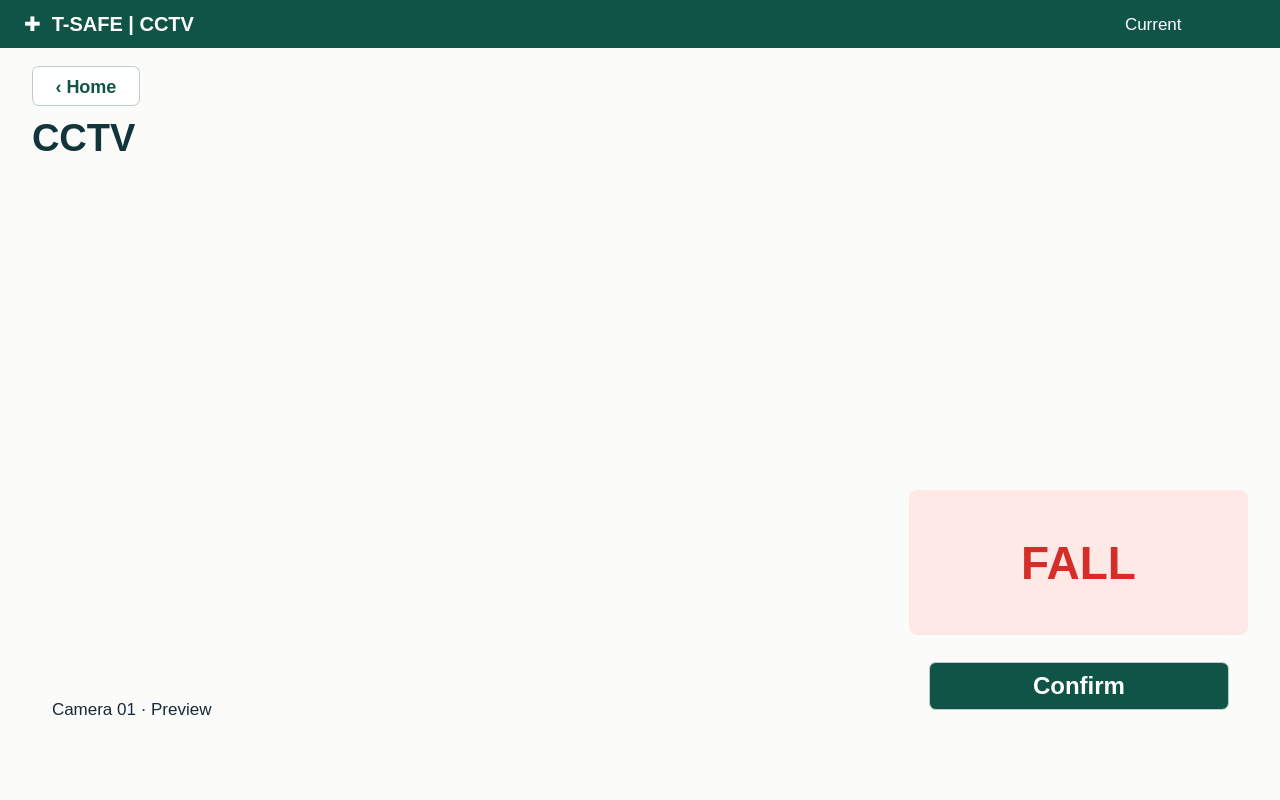
Old version of the form ui/gui/Current/ui/cctv.ui in the repository sesac-robotics/aiot_repo_1.
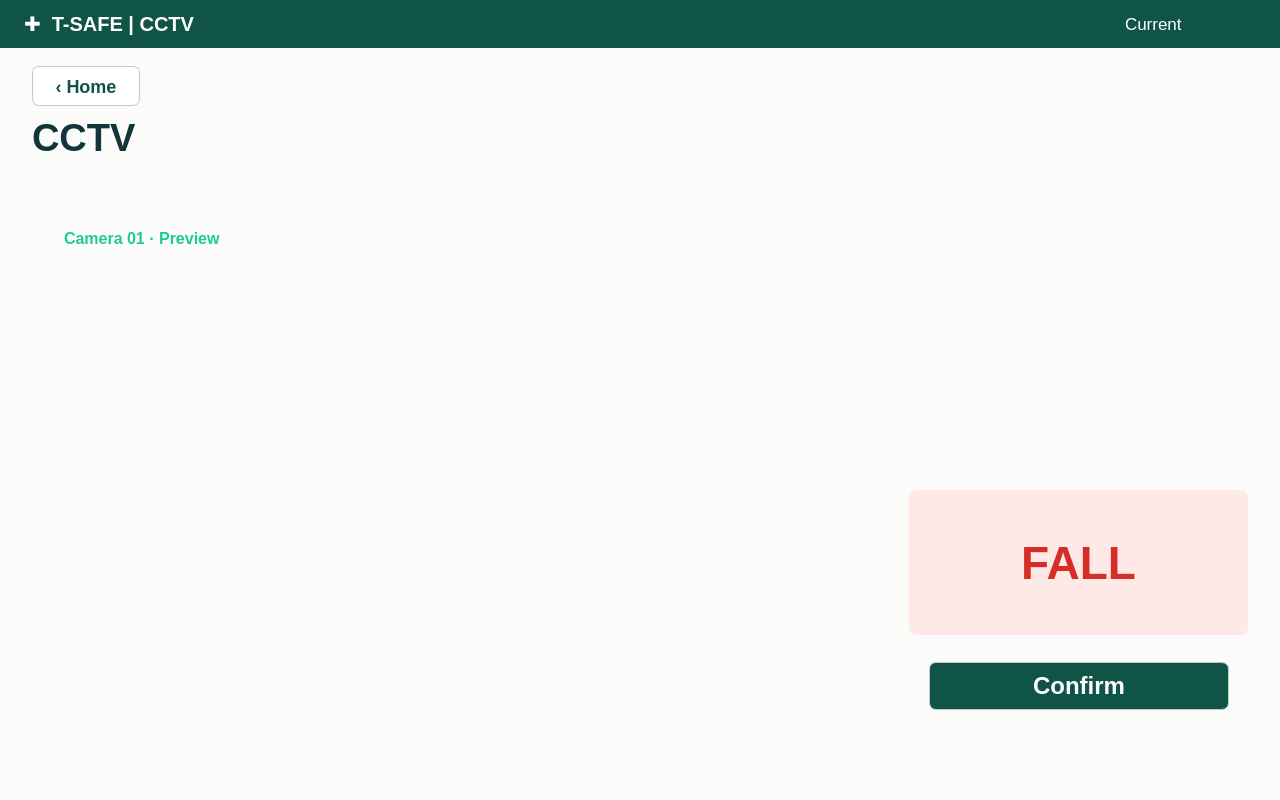
New version of the form. Icons and pictures are not drawn.

```diff
--- a/ui/gui/Current/ui/cctv.ui
+++ b/ui/gui/Current/ui/cctv.ui
@@ -109,7 +109,7 @@
           <x>48</x>
           <y>210</y>
           <width>823</width>
-          <height>465</height>
+          <height>532</height>
         </rect>
       </property>
       <property name="text">
@@ -125,10 +125,10 @@
     <widget class="QLabel" name="liveCaption">
       <property name="geometry">
         <rect>
-          <x>52</x>
-          <y>690</y>
+          <x>64</x>
+          <y>222</y>
           <width>760</width>
-          <height>38</height>
+          <height>32</height>
         </rect>
       </property>
       <property name="text">
@@ -137,6 +137,9 @@
       <property name="role" stdset="0">
         <string>muted</string>
       </property>
+      <property name="styleSheet">
+        <string>background:transparent;color:#20c997;font-size:16px;font-weight:700;</string>
+      </property>
     </widget>
     <widget class="QFrame" name="smallMap">
       <property name="geometry">
```
